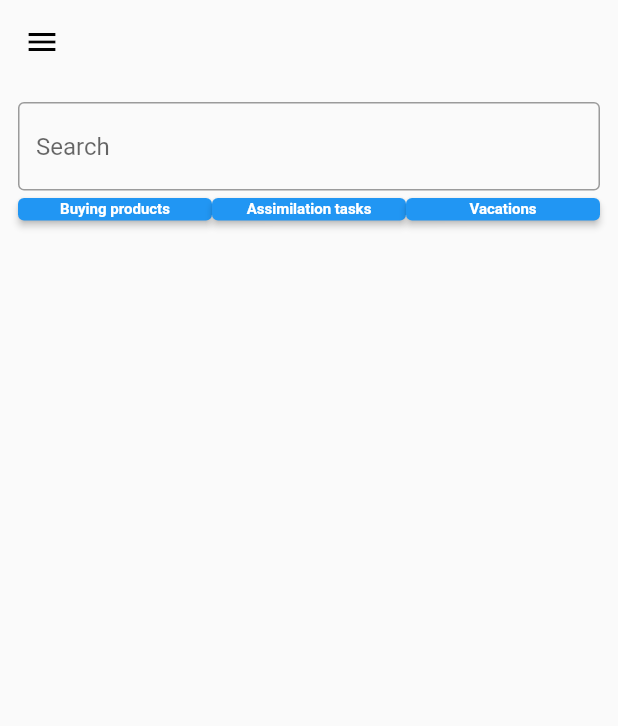
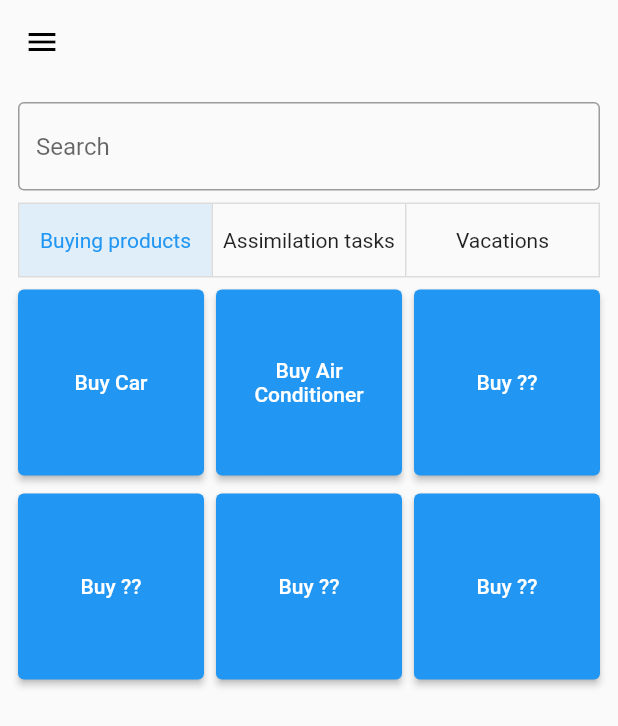
Before and after one commit to kfiross/GoalTask, a Flutter app: the GoalScreen screen opened by its route, after a tap on "Buying products", on a phone screen of 412 x 824 dp. Shown: the top 726 px of the screen. Run offline on Flutter 3.47's test engine with Material 2 defaults, Android fonts, the light colour scheme and no system bars; our stand-ins replace firebase_core, flutter_bloc, get_it, hive; missing offline and left inert: sealed_flutter_bloc; accounts and stored records are empty.

Commit message:
added tiles to switch between widgets on Goal screen

```diff
--- a/lib/src/application/presentation/screens/goal_screen/goal_screen.dart
+++ b/lib/src/application/presentation/screens/goal_screen/goal_screen.dart
@@ -1,8 +1,10 @@
 import 'dart:ui';
 
+import 'package:flutter/cupertino.dart';
 import 'package:flutter/material.dart';
 import 'package:goal_task/src/application/data/model/task_model.dart';
 import 'package:goal_task/src/application/presentation/drawers/app_drawer.dart';
+import 'package:goal_task/src/core/utils/size_config.dart';
 import 'state/goal_screen_bloc.dart';
 import 'package:goal_task/src/application/presentation/widgets/items/task_item.dart';
 import 'package:goal_task/src/core/consts/app_colors.dart';
@@ -12,11 +14,27 @@ import 'package:sealed_flutter_bloc/sealed_flutter_bloc.dart';
 
 import 'state/goal_screen_events.dart';
 
+import 'subpages.dart';
+
 /* typedef TasksBlocBuilder
     = SealedBlocBuilder4<HomeCubit, BaseHomeState, Initial, Loading, Success, Failure>; */
 
-class GoalScreen extends StatelessWidget {
+class GoalScreen extends StatefulWidget {
   GoalScreen({Key? key}) : super(key: key);
+
+  @override
+  State<GoalScreen> createState() => _GoalScreenState();
+}
+
+class _GoalScreenState extends State<GoalScreen> {
+  Widget? widgetToShow;
+  int _selected = -1;
+
+  final _widgets = [
+    const BuyingProductsWidget(),
+    const AssimilationTasksWidget(),
+    const VacationWidget(),
+  ];
 
   @override
   Widget build(BuildContext context) {
@@ -42,102 +60,138 @@ class GoalScreen extends StatelessWidget {
   }
 
   Widget _body() {
+    final size = MediaQuery.of(context).size.width - 28;
     return Container(
       padding: const EdgeInsets.all(12),
       child: Column(
         children: [
-          TextField(
-            decoration: InputDecoration(
-              border: OutlineInputBorder(),
+          const TextField(
+            decoration: const InputDecoration(
+              border: const OutlineInputBorder(),
               hintText: 'Search',
             ),
           ),
-          const SizedBox(height: 5),
+          const SizedBox(height: 8),
+
+          /// ALWAYS USE x%4 == 0 numbers
           Row(
             children: [
-              Expanded(child: _buyingTile()),
-              // const SizedBox(height: 10),
-              Expanded(child: _assimilationTile()),
-              Expanded(child: _Vacations()),
+              /// we should use "ToggleButton" widget (smartly)
+              ToggleButtons(
+                children: [
+                  SizedBox(
+                      width: size / 3,
+                      child: const Text(
+                        "Buying products",
+                        textAlign: TextAlign.center,
+                      )),
+                  SizedBox(
+                      width: size / 3,
+                      child: const Text(
+                        "Assimilation tasks",
+                        textAlign: TextAlign.center,
+                      )),
+                  SizedBox(
+                      width: size / 3,
+                      child: const Text(
+                        "Vacations",
+                        textAlign: TextAlign.center,
+                      )),
+                ],
+                isSelected: [
+                  _selected == 1,
+                  _selected == 2,
+                  _selected == 3,
+                ],
+                textStyle: TextStyle(fontSize: SizeConfig.font.small_plus),
+                onPressed: (index) {
+                  setState(() {
+                    _selected = index + 1;
+                    widgetToShow = _widgets[index];
+                  });
+                },
+              )
+              // Expanded(child: _buyingTile()),
+              // const SizedBox(width: 8),
+              // Expanded(child: _assimilationTile()),
+              // const SizedBox(width: 8),
+              // Expanded(child: _Vacations()),
             ],
           ),
+          if (widgetToShow != null) ...{
+            const SizedBox(height: 8),
+            Container(
+              child: widgetToShow!,
+            )
+          }
         ],
       ),
     );
   }
 
-  Widget _buyingTile() {
-    return SizedBox(
-      height: 15,
-      child: ElevatedButton(
-        onPressed: () {
-          BuyingProducts();
-        },
-        child: const Text("Buying products",
-            style: TextStyle(fontSize: 10, fontWeight: FontWeight.bold)),
-      ),
-    );
-  }
-
-  Widget _assimilationTile() {
-    return SizedBox(
-      height: 15,
-      child: ElevatedButton(
-        onPressed: () {},
-        child: const Text("Assimilation tasks",
-            style: TextStyle(fontSize: 10, fontWeight: FontWeight.bold)),
-      ),
-    );
-  }
-
-  Widget _Vacations() {
-    return SizedBox(
-      height: 15,
-      child: ElevatedButton(
-        onPressed: () {},
-        child: const Text("Vacations",
-            style: TextStyle(fontSize: 10, fontWeight: FontWeight.bold)),
-      ),
-    );
-  }
-
-  /* Widget _Buy_car() {
-    return SizedBox(
-        height: 30,
-        child: ElevatedButton(
-          onPressed: () {},
-          child: const Text("BUY CAR",
-              style: TextStyle(fontSize: 10, fontWeight: FontWeight.bold)),
-        ));
-  } */
+// Widget _buyingTile() {
+//   return SizedBox(
+//     height: 44,
+//     child: ElevatedButton(
+//       onPressed: () {
+//         setState(() {
+//           widgetToShow = const BuyingProductsWidget();
+//         });
+//       },
+//       style: ElevatedButton.styleFrom(padding: const EdgeInsets.all(4)),
+//       child: Text(
+//         "Buying products",
+//         style: TextStyle(
+//           fontSize: SizeConfig.font.small_plus,
+//           fontWeight: FontWeight.bold,
+//         ),
+//         textAlign: TextAlign.center,
+//       ),
+//     ),
+//   );
+// }
+//
+// Widget _assimilationTile() {
+//   return SizedBox(
+//     height: 44,
+//     child: ElevatedButton(
+//       style: ElevatedButton.styleFrom(padding: const EdgeInsets.all(4)),
+//       onPressed: () {
+//         setState(() {
+//           widgetToShow = const AssimilationTasksWidget();
+//         });
+//       },
+//       child: Text(
+//         "Assimilation tasks",
+//         style: TextStyle(
+//           fontSize: SizeConfig.font.small_plus,
+//           fontWeight: FontWeight.bold,
+//         ),
+//         textAlign: TextAlign.center,
+//       ),
+//     ),
+//   );
+// }
+//
+// Widget _Vacations() {
+//   return SizedBox(
+//     height: 44,
+//     child: ElevatedButton(
+//       style: ElevatedButton.styleFrom(padding: const EdgeInsets.all(4)),
+//       onPressed: () {
+//         setState(() {
+//           widgetToShow = const VacationWidget();
+//         });
+//       },
+//       child: Text(
+//         "Vacations",
+//         style: TextStyle(
+//           fontSize: SizeConfig.font.small_plus,
+//           fontWeight: FontWeight.bold,
+//         ),
+//         textAlign: TextAlign.center,
+//       ),
+//     ),
+//   );
+// }
 }
-
-class BuyingProducts extends StatefulWidget {
-  const BuyingProducts({Key? key}) : super(key: key);
-
-  @override
-  State<BuyingProducts> createState() => BuyingProductsWidgetState();
-}
-
-class BuyingProductsWidgetState extends State<BuyingProducts> {
-  bool _active = false;
-
-  @override
-  Widget build(BuildContext context) {
-    return Row(
-      children: [
-        SizedBox(
-          width: 18,
-          child: SizedBox(
-              height: 30,
-              child: ElevatedButton(
-                onPressed: () {},
-                child: const Text("BUY CAR",
-                    style:
-                        TextStyle(fontSize: 10, fontWeight: FontWeight.bold)),
-              )),
-        ),
-      ],
-    );
-  }
-}
--- /dev/null
+++ b/lib/src/application/presentation/screens/goal_screen/subpages.dart
@@ -0,0 +1,3 @@
+export 'subpages/buying_products_widget.dart';
+export 'subpages/assimilation_tasks_widget.dart';
+export 'subpages/vacation_widget.dart';
--- /dev/null
+++ b/lib/src/application/presentation/screens/goal_screen/subpages/assimilation_tasks_widget.dart
@@ -0,0 +1,11 @@
+import 'package:flutter/cupertino.dart';
+
+class AssimilationTasksWidget extends StatelessWidget{
+  const AssimilationTasksWidget({Key? key}) : super(key: key);
+
+  @override
+  Widget build(BuildContext context) {
+    return Text("AssimilationTasks");
+  }
+
+}
--- /dev/null
+++ b/lib/src/application/presentation/screens/goal_screen/subpages/buying_products_widget.dart
@@ -0,0 +1,63 @@
+import 'package:flutter/cupertino.dart';
+import 'package:flutter/material.dart';
+
+final List<String> types = [
+  "Buy Car",
+  "Buy Air Conditioner",
+  "Buy ??",
+  "Buy ??",
+  "Buy ??",
+  "Buy ??",
+];
+
+class BuyingProductsWidget extends StatelessWidget {
+  const BuyingProductsWidget({Key? key}) : super(key: key);
+
+  @override
+  Widget build(BuildContext context) {
+    // TODO: @liron continue implement this
+    return GridView.builder(
+      shrinkWrap: true,
+      gridDelegate: const SliverGridDelegateWithFixedCrossAxisCount(
+          crossAxisCount: 3,
+          mainAxisSpacing: 12,
+          crossAxisSpacing: 8
+      ),
+      itemCount: 6,
+      itemBuilder: (context, index) {
+        return ElevatedButton(
+          onPressed: () {
+
+          },
+          child: Text("${types[index]}", textAlign: TextAlign.center,),
+        );
+      },
+    );
+  }
+}
+
+// _toFix(){
+//   return Container(
+//     height: 200,
+//     child: Card(
+//       child: Padding(
+//         padding: const EdgeInsets.all(12),
+//         child: Column(
+//           children: [
+//             Row(
+//               children: [
+//                 Row(
+//                   mainAxisSize: MainAxisSize.min,
+//                   children: [
+//                     Text("Buy Car"),
+//                     Icon(Icons.drive_eta),
+//                   ],
+//                 )
+//               ],
+//             ),
+//           ],
+//         ),
+//       ),
+//     ),
+//   );
+// }
--- /dev/null
+++ b/lib/src/application/presentation/screens/goal_screen/subpages/vacation_widget.dart
@@ -0,0 +1,11 @@
+import 'package:flutter/cupertino.dart';
+
+class VacationWidget extends StatelessWidget{
+  const VacationWidget({Key? key}) : super(key: key);
+
+  @override
+  Widget build(BuildContext context) {
+    return Text("Vacations");
+  }
+
+}
```
